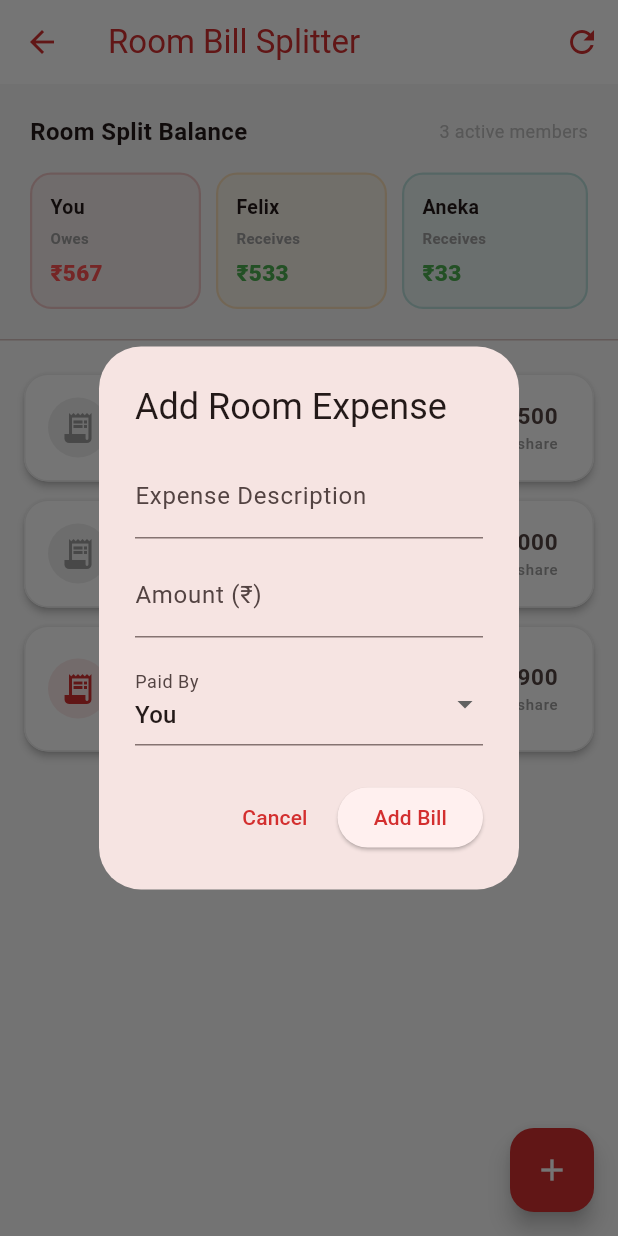
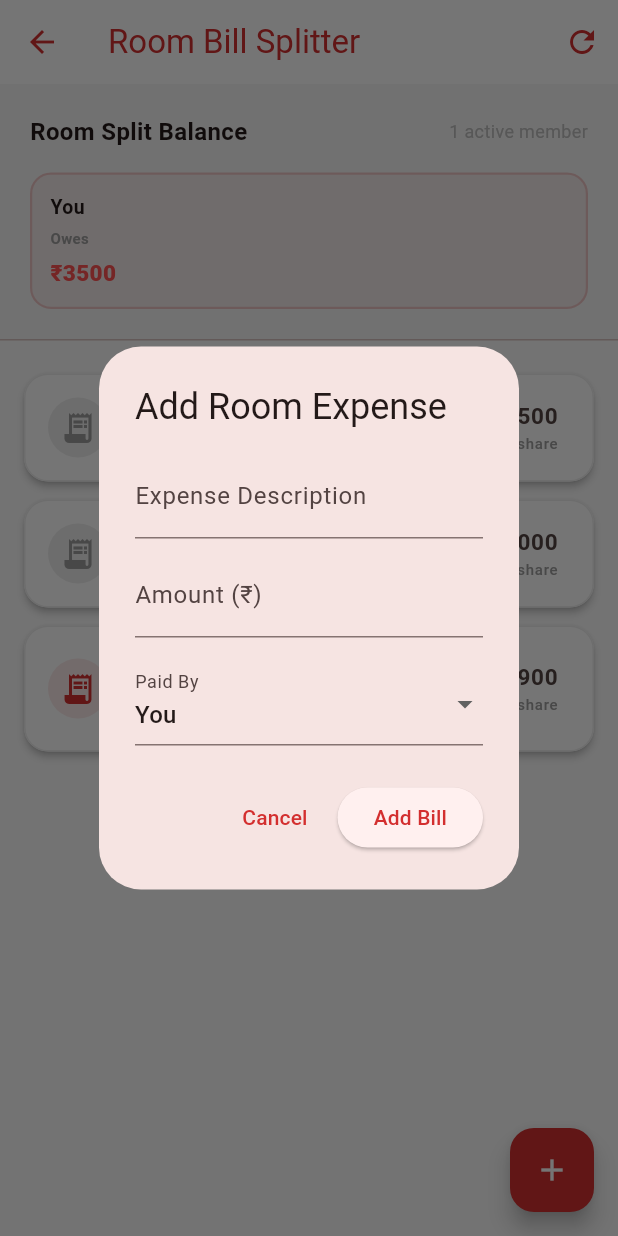
Before and after one commit to bharath0990/Campus_Connect, a Flutter app: the RoomExpensesScreen screen opened directly with empty values, after a tap on the "add" icon, on a phone screen of 412 x 824 dp. Run offline on Flutter 3.47's test engine with Material 3 defaults, Android fonts, the phone set to English and light mode, and no system bars; our stand-ins replace flutter_map, geolocator, image_picker, latlong2, supabase_flutter; accounts and stored records are empty; Roboto replaces fonts that are missing (Outfit).

Commit message:
fix(flutter): remove fake bot roommates from bill split, add double-booking prevention, fix vacancy count to use Active/Confirmed only

```diff
--- a/flutter_app/lib/services/services.dart
+++ b/flutter_app/lib/services/services.dart
@@ -518,7 +518,7 @@ class SupabaseService {
     await _client.from('users').update({'saved_rooms': rooms}).eq('id', userId);
   }
 
-  // Stream active bookings for a room (occupied spaces)
+  // Stream active bookings for a room (occupied spaces — only Confirmed/Active, NOT pending Requested)
   Stream<List<Booking>> streamActiveBookingsForRoom(String roomId) {
     return _client
         .from('bookings')
@@ -527,7 +527,7 @@ class SupabaseService {
         .map((maps) {
           return maps
               .map((m) => Booking.fromMap(m, m['id'].toString()))
-              .where((b) => b.status == 'Active' || b.status == 'Requested')
+              .where((b) => b.status == 'Active' || b.status == 'Confirmed')
               .toList();
         });
   }
--- a/flutter_app/lib/views/room_expenses_screen.dart
+++ b/flutter_app/lib/views/room_expenses_screen.dart
@@ -111,14 +111,15 @@ class _RoomExpensesScreenState extends State<RoomExpensesScreen> {
   void _loadLandlordBillsAndRoommates() async {
     final client = Supabase.instance.client;
 
-    // Fetch active roommates count and profiles
+    // Fetch confirmed/active roommates count and profiles — NO bots/fallback fake data
     try {
       final response = await client
           .from('bookings')
-          .select('student_id')
+          .select('student_id, status')
           .eq('room_id', widget.roomId)
-          .inFilter('status', ['Active', 'Requested']);
+          .inFilter('status', ['Active', 'Confirmed']); // Only confirmed occupants, NOT 'Requested'
       final roommateIds = (response as List).map((e) => e['student_id'].toString()).toSet();
+      // Always include current user if they have an active booking
       roommateIds.add(widget.currentUser.uid);
 
       final usersResponse = await client
@@ -128,8 +129,8 @@ class _RoomExpensesScreenState extends State<RoomExpensesScreen> {
 
       final List<Map<String, dynamic>> loadedRoommates = [];
       for (var uid in roommateIds) {
-        final userDoc = (usersResponse as List).firstWhere(
-          (u) => u['id'].toString() == uid,
+        final userDoc = (usersResponse as List).cast<Map<String, dynamic>?>().firstWhere(
+          (u) => u != null && u['id'].toString() == uid,
           orElse: () => null,
         );
         String name = 'Roommate';
@@ -147,16 +148,16 @@ class _RoomExpensesScreenState extends State<RoomExpensesScreen> {
 
       setState(() {
         _activeRoommates = loadedRoommates;
-        _activeRoommateCount = roommateIds.length;
+        // Split count = number of CONFIRMED occupants (minimum 1 = just the current user)
+        _activeRoommateCount = loadedRoommates.length > 0 ? loadedRoommates.length : 1;
       });
     } catch (e) {
+      // Fallback: only current user — NEVER inject fake bot roommates
       setState(() {
         _activeRoommates = [
           {'id': widget.currentUser.uid, 'name': 'You'},
-          {'id': 'felix_uid', 'name': 'Felix'},
-          {'id': 'aneka_uid', 'name': 'Aneka'},
         ];
-        _activeRoommateCount = 3;
+        _activeRoommateCount = 1;
       });
     }
 
```
Also changed, not shown: flutter_app/lib/views/room_detail_screen.dart (+43 -0 lines).
